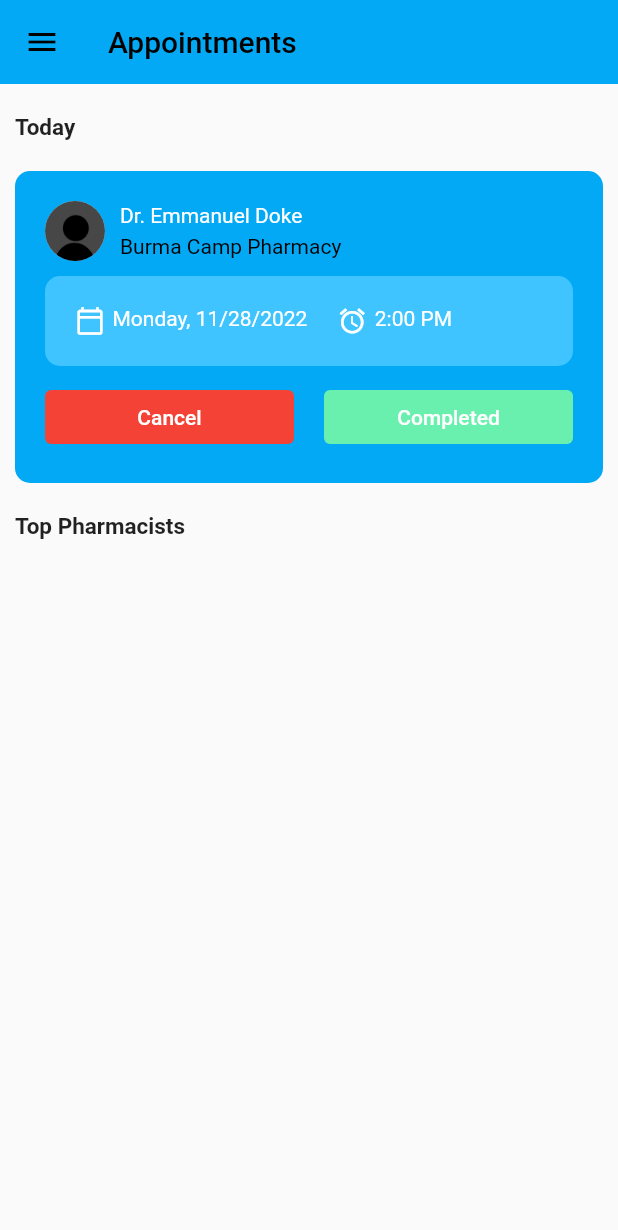
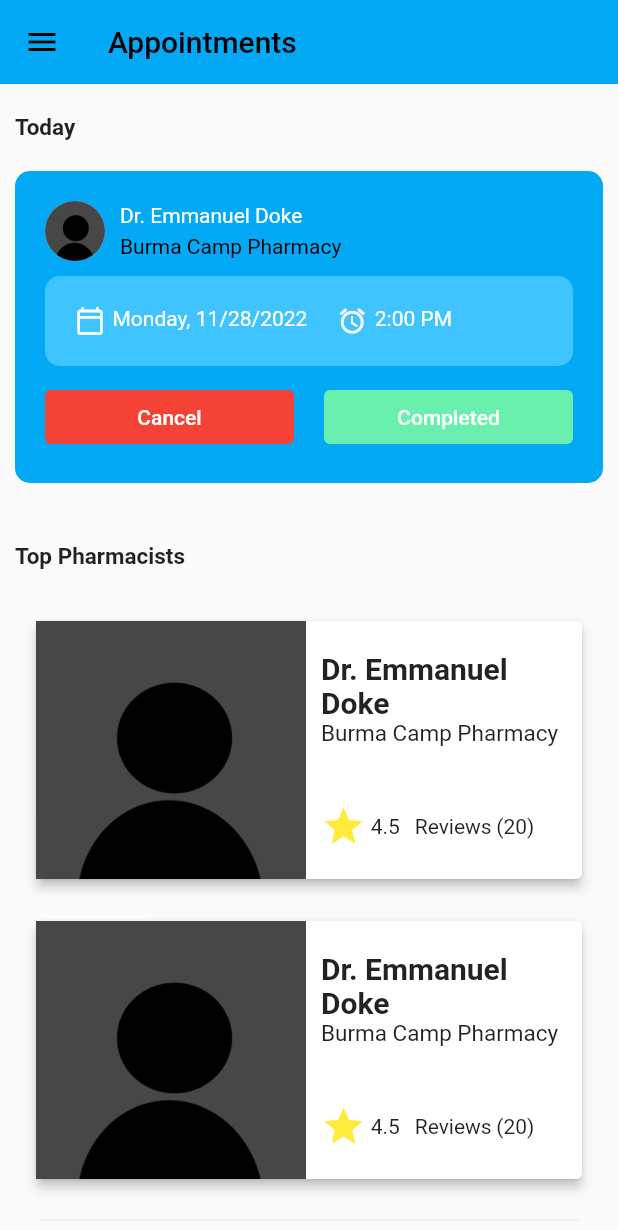
Before and after one commit to ManuelSena19/health-watch, a Flutter app: the AppointmentScreen screen opened by its route, on a phone screen of 412 x 824 dp. Shown: the top 1230 px of the screen. Run offline on Flutter 3.47's test engine with Material 2 defaults, Android fonts, the phone set to English and light mode, and no system bars; our stand-ins replace cloud_firestore, email_validator, firebase_auth, firebase_core, firebase_storage, font_awesome_flutter and 1 more; accounts and stored records are empty.

Commit message:
Completed the appointment screen layout

```diff
--- a/lib/screens/apppointment_screen.dart
+++ b/lib/screens/apppointment_screen.dart
@@ -1,5 +1,6 @@
 import 'package:flutter/material.dart';
 import 'package:health_watch/utilities/appointment_card.dart';
+import 'package:health_watch/utilities/doctor_card.dart';
 import 'package:health_watch/utilities/drawer_widget.dart';
 
 class AppointmentScreen extends StatefulWidget {
@@ -22,8 +23,26 @@ class _AppointmentScreenState extends State<AppointmentScreen> {
       body: Padding(
         padding: const EdgeInsets.all(10),
         child: ListView(
-          children: const [
-            AppointmentCard()
+          scrollDirection: Axis.vertical,
+          children: [
+            const SizedBox(height: 10,),
+            const Text(
+              "Today",
+              style: TextStyle(fontSize: 15, fontWeight: FontWeight.bold),
+            ),
+            const SizedBox(height: 20,),
+            const AppointmentCard(),
+            const SizedBox(height: 40,),
+            const Text(
+              "Top Pharmacists",
+              style: TextStyle(fontSize: 15, fontWeight: FontWeight.bold),
+            ),
+            const SizedBox(height: 20,),
+            Column(
+              children: List.generate(10, (index){
+                return const DoctorCard();
+              }),
+            )
           ],
         ),
       ),
--- a/lib/utilities/appointment_card.dart
+++ b/lib/utilities/appointment_card.dart
@@ -1,4 +1,5 @@
 import 'package:flutter/material.dart';
+import 'package:health_watch/utilities/doctor_card.dart';
 
 class AppointmentCard extends StatefulWidget {
   const AppointmentCard({Key? key}) : super(key: key);
@@ -14,12 +15,6 @@ class _AppointmentCardState extends State<AppointmentCard> {
       mainAxisAlignment: MainAxisAlignment.start,
       crossAxisAlignment: CrossAxisAlignment.start,
       children: [
-        const SizedBox(height: 10,),
-        const Text(
-          "Today",
-          style: TextStyle(fontSize: 15, fontWeight: FontWeight.bold),
-        ),
-        const SizedBox(height: 20,),
         Container(
           width: double.infinity,
           decoration: BoxDecoration(
@@ -100,11 +95,6 @@ class _AppointmentCardState extends State<AppointmentCard> {
             ),
           ),
         ),
-        const SizedBox(height: 20,),
-        const Text(
-          "Top Pharmacists",
-          style: TextStyle(fontSize: 15, fontWeight: FontWeight.bold),
-        ),
       ],
     );
   }
--- a/lib/utilities/doctor_card.dart
+++ b/lib/utilities/doctor_card.dart
@@ -0,0 +1,71 @@
+import 'package:flutter/material.dart';
+
+class DoctorCard extends StatefulWidget {
+  const DoctorCard({Key? key}) : super(key: key);
+
+  @override
+  State<DoctorCard> createState() => _DoctorCardState();
+}
+
+class _DoctorCardState extends State<DoctorCard> {
+  @override
+  Widget build(BuildContext context) {
+    return Container(
+      padding: const EdgeInsets.symmetric(horizontal: 10, vertical: 10),
+      height: 200,
+      child: GestureDetector(
+        child: Card(
+          elevation: 3,
+          color: Colors.white,
+          child: Row(
+            children: [
+              SizedBox(
+                width: 180,
+                child: Image.asset(
+                  "assets/user.jpg",
+                  fit: BoxFit.fill,
+                ),
+              ),
+              Flexible(
+                child: Padding(
+                  padding:
+                      const EdgeInsets.symmetric(vertical: 20, horizontal: 10),
+                  child: Column(
+                    crossAxisAlignment: CrossAxisAlignment.start,
+                    children: [
+                      const Text(
+                        'Dr. Emmanuel Doke',
+                        style: TextStyle(
+                            fontSize: 20, fontWeight: FontWeight.bold),
+                      ),
+                      const Text(
+                        'Burma Camp Pharmacy',
+                        style: TextStyle(
+                            fontSize: 15),
+                      ),
+                      const Spacer(),
+                      Row(
+                        mainAxisAlignment: MainAxisAlignment.start,
+                        children: const [
+                          Icon(Icons.star, color: Colors.yellow, size: 30,),
+                          Spacer(flex: 1,),
+                          Text('4.5'),
+                          SizedBox(width: 10,),
+                          Text('Reviews'),
+                          Spacer(flex: 1,),
+                          Text('(20)'),
+                          Spacer(flex: 7,),
+                        ],
+                      ),
+                    ],
+                  ),
+                ),
+              ),
+            ],
+          ),
+        ),
+        onTap: (){},
+      ),
+    );
+  }
+}
```
